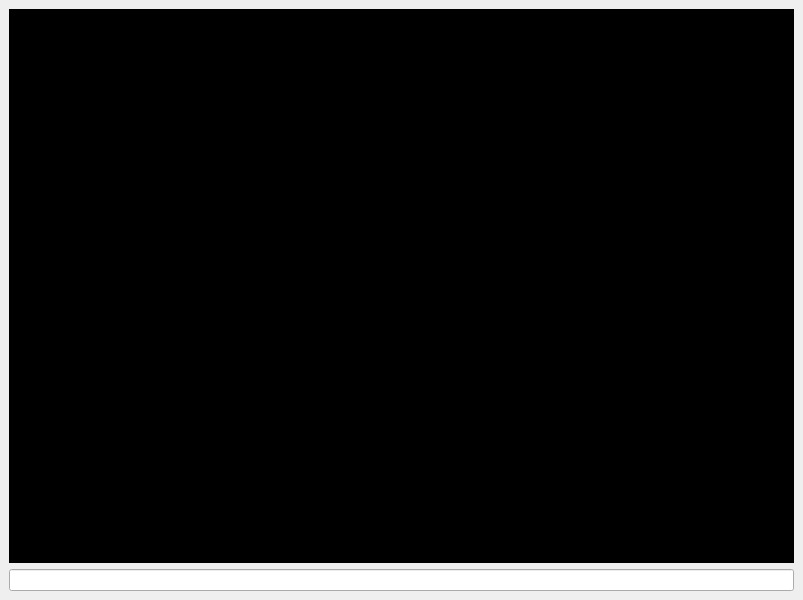
Old version of the form minicraft/ui/minicraft_ui.ui in the repository albatrossen/Minicraft.
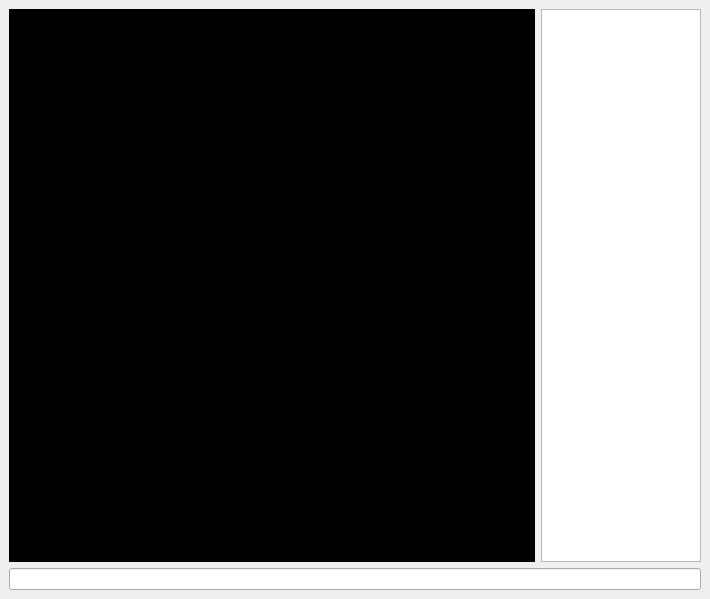
New version of the form. Icons and pictures are not drawn. Custom widgets are drawn as their Qt base class.

Commit message: Added ui for player list

Diff of the .ui file:
```diff
--- a/minicraft/ui/minicraft_ui.ui
+++ b/minicraft/ui/minicraft_ui.ui
@@ -6,8 +6,8 @@
    <rect>
     <x>0</x>
     <y>0</y>
-    <width>803</width>
-    <height>600</height>
+    <width>710</width>
+    <height>599</height>
    </rect>
   </property>
   <property name="windowTitle">
@@ -26,6 +26,8 @@
   <widget class="QWidget" name="centralwidget">
    <layout class="QVBoxLayout" name="verticalLayout">
     <item>
+     <layout class="QHBoxLayout" name="horizontalLayout">
+      <item>
      <widget class="QPlainTextLog" name="chatlog">
       <property name="focusPolicy">
        <enum>Qt::NoFocus</enum>
@@ -46,6 +48,24 @@
        <set>Qt::LinksAccessibleByMouse|Qt::TextSelectableByMouse</set>
       </property>
      </widget>
+      </item>
+      <item>
+       <widget class="QListWidget" name="playerList">
+        <property name="sizePolicy">
+         <sizepolicy hsizetype="Fixed" vsizetype="Expanding">
+          <horstretch>0</horstretch>
+          <verstretch>0</verstretch>
+         </sizepolicy>
+        </property>
+        <property name="maximumSize">
+         <size>
+          <width>160</width>
+          <height>16777215</height>
+         </size>
+        </property>
+       </widget>
+      </item>
+     </layout>
     </item>
     <item>
      <widget class="QLineEdit" name="inputbox">
```
Lines whose indentation alone changed are shown as unchanged. The commit also changes 1 other file.
